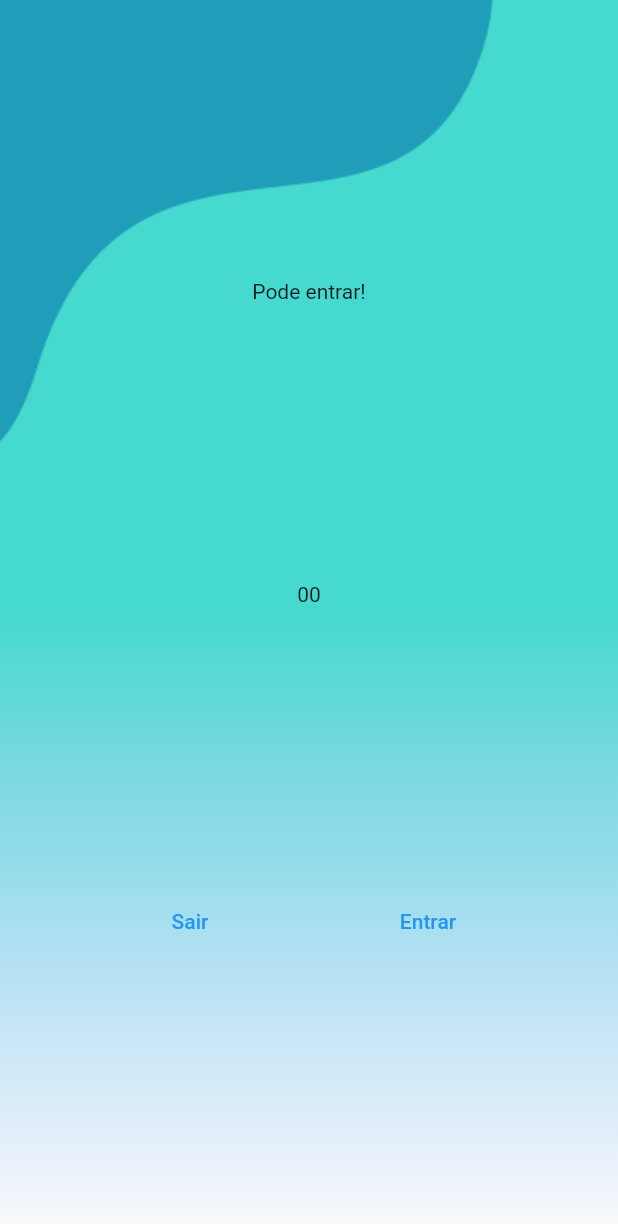
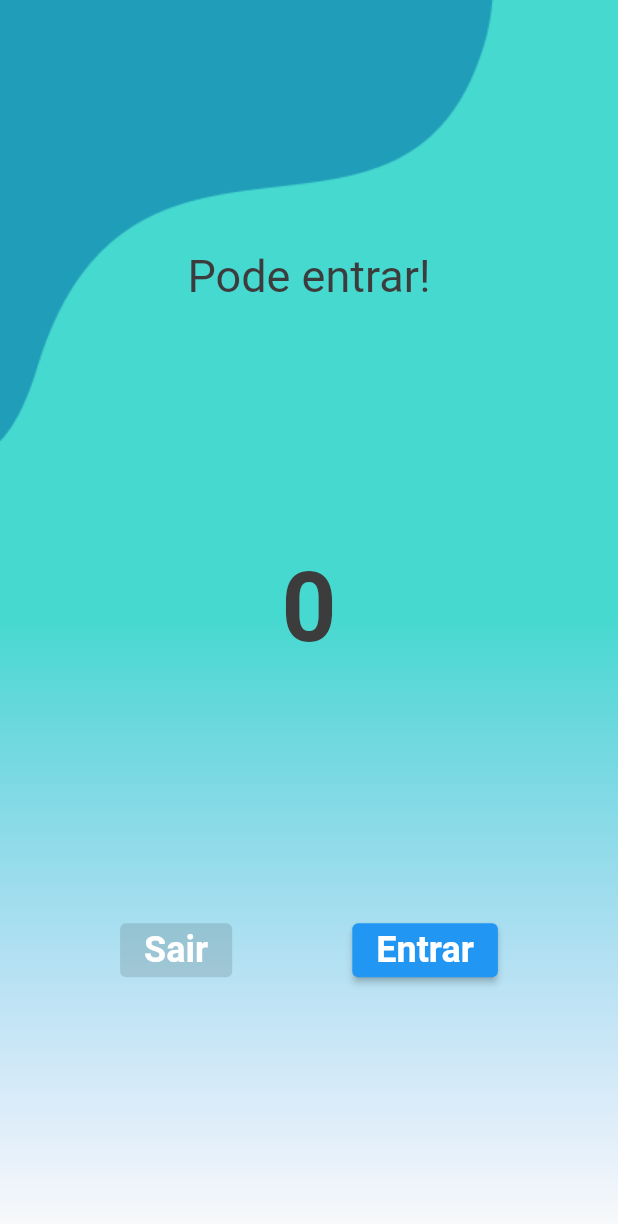
Before and after one commit to Anfacibry/contador, a Flutter app: the screen it shows after launch, on a phone screen of 412 x 824 dp. Shown: the top 1224 px of the screen. Run offline on Flutter 3.47's test engine with Material 2 defaults, Android fonts, the phone set to English and light mode, and no system bars.

Commit message:
atualizando o main

```diff
--- a/lib/main.dart
+++ b/lib/main.dart
@@ -1,4 +1,5 @@
 import 'package:contador/constantes.dart';
+import 'package:contador/elementos/stilo_botao.dart';
 import 'package:flutter/material.dart';
 
 void main() => runApp(const MyApp());
@@ -26,6 +27,19 @@ class TelaHome extends StatefulWidget {
 }
 
 class _TelaHomeState extends State<TelaHome> {
+  int _quantidade = 00;
+  void aumentando() {
+    setState(() {
+      _quantidade++;
+    });
+  }
+
+  void dimin() {
+    setState(() {
+      _quantidade--;
+    });
+  }
+
   @override
   Widget build(BuildContext context) {
     final double altura = MediaQuery.of(context).size.height;
@@ -47,18 +61,48 @@ class _TelaHomeState extends State<TelaHome> {
           mainAxisAlignment: MainAxisAlignment.spaceEvenly,
           crossAxisAlignment: CrossAxisAlignment.center,
           children: [
-            const Text("Pode entrar!"),
-            const Text("00"),
+            Text(
+              _quantidade == 20 ? "Não pode entrar" : "Pode entrar!",
+              style: const TextStyle(
+                fontSize: 30,
+                fontWeight: FontWeight.w400,
+                color: Color(0xFF3C3C3C),
+              ),
+            ),
+            Text(
+              _quantidade.toString(),
+              style: const TextStyle(
+                fontSize: 64,
+                fontWeight: FontWeight.bold,
+                color: Color(0xFF3C3C3C),
+              ),
+            ),
             Row(
               mainAxisAlignment: MainAxisAlignment.spaceEvenly,
               children: [
-                TextButton(
-                  onPressed: () {},
-                  child: const Text("Sair"),
+                ElevatedButton(
+                  onPressed: _quantidade > 0 ? dimin : null,
+                  child: const Text(
+                    "Sair",
+                    style: TextStyle(
+                      fontSize: 24,
+                      fontWeight: FontWeight.bold,
+                      color: Colors.white,
+                    ),
+                  ),
+                  style: BotaoStilo().stiloBotao,
                 ),
-                TextButton(
-                  onPressed: () {},
-                  child: const Text("Entrar"),
+                ElevatedButton(
+                  onPressed: _quantidade < 20 ? aumentando : null,
+                  child: const Text(
+                    "Entrar",
+                    style: TextStyle(
+                      fontSize: 24,
+                      fontWeight: FontWeight.bold,
+                      color: Colors.white,
+                    ),
+                  ),
+                  style: BotaoStilo().stiloBotao,
                 ),
               ],
             )
```
